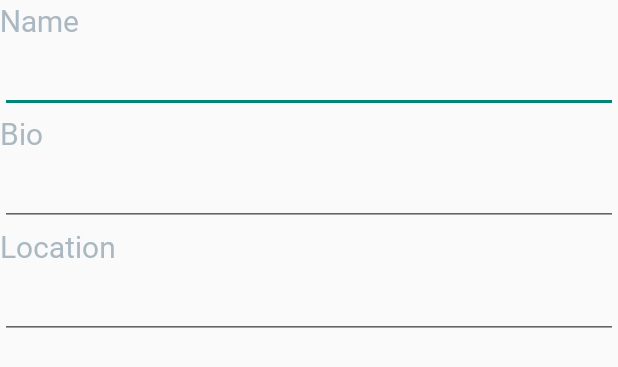
After one commit to emuslu/Twitter, an Android app: the layout fragment_edit_profile.xml on its own in the app's theme, with its tools: preview values and no code run, on a phone screen of 412 x 824 dp. The commit adds this screen. Shown: the top 367 px of the screen. Run offline under Robolectric (Android 15) with nearby library versions, the phone set to English and light mode, and no system bars.

Commit message:
added edit profile

```diff
--- /dev/null
+++ b/app/src/main/res/layout/fragment_edit_profile.xml
@@ -0,0 +1,56 @@
+<?xml version="1.0" encoding="utf-8"?>
+<LinearLayout xmlns:android="http://schemas.android.com/apk/res/android"
+    xmlns:tools="http://schemas.android.com/tools"
+    android:layout_width="match_parent"
+    android:layout_height="match_parent"
+    tools:context=".EditProfileFragment"
+    android:orientation="vertical">
+
+    <!-- TODO: Update blank fragment layout -->
+    <ImageView
+        android:id="@+id/edit_profile_background"
+        android:layout_width="match_parent"
+        android:layout_height="wrap_content" />
+    <de.hdodenhof.circleimageview.CircleImageView
+        android:id="@+id/edit_profile_picture"
+        android:layout_width="wrap_content"
+        android:layout_height="wrap_content"/>
+    <TextView
+        android:layout_width="match_parent"
+        android:layout_height="wrap_content"
+        android:text="Name"
+        style="@style/TextViewNew"/>
+    <EditText
+        android:id="@+id/edit_profile_name"
+        android:layout_width="match_parent"
+        android:layout_height="wrap_content"
+        android:text=""
+        style="@style/TweetViewText"
+        />
+    <TextView
+        android:layout_width="match_parent"
+        android:layout_height="wrap_content"
+        android:text="Bio"
+        style="@style/TextViewNew"/>
+    <EditText
+        android:id="@+id/edit_profile_description"
+        android:layout_width="match_parent"
+        android:layout_height="wrap_content"
+        android:text=""
+        style="@style/TweetViewText"
+        />
+    <TextView
+        android:layout_width="match_parent"
+        android:layout_height="wrap_content"
+        android:text="Location"
+        style="@style/TextViewNew"/>
+    <EditText
+        android:id="@+id/edit_profile_location"
+        android:layout_width="match_parent"
+        android:layout_height="wrap_content"
+        android:text=""
+        style="@style/TweetViewText"
+        />
+
+
+</LinearLayout>
```
Also changed, not shown: app/src/main/java/com/example/twitter/EditProfileFragment.kt (added, +108 -0 lines), app/src/main/java/com/example/twitter/ProfileActivity.kt (+9 -0 lines), app/src/main/res/layout/activity_profile.xml (+9 -2 lines).
